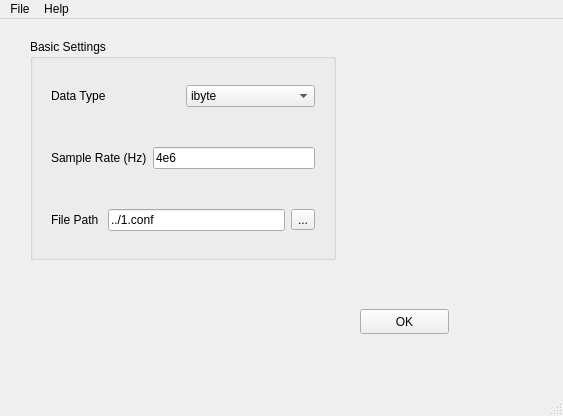
Old version of the form UI/sdr_windows.ui in the repository jiachen1119/sdr_config.
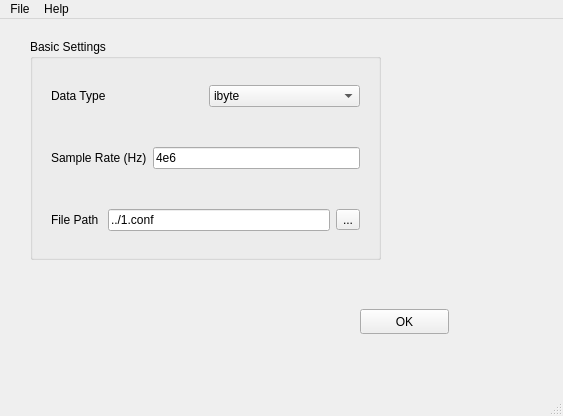
New version of the form.

```diff
--- a/UI/sdr_windows.ui
+++ b/UI/sdr_windows.ui
@@ -19,7 +19,7 @@
      <rect>
       <x>30</x>
       <y>20</y>
-      <width>306</width>
+      <width>351</width>
       <height>221</height>
      </rect>
     </property>
```
